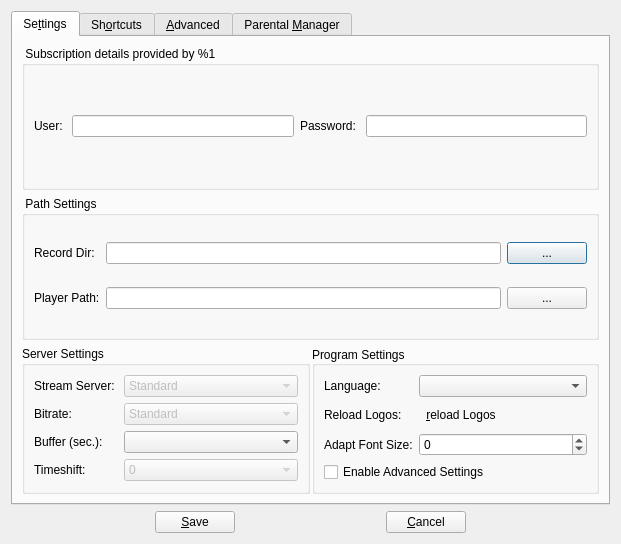
The window that forms/csettingsdlg.ui (Jo2003/vlc_record) describes before a commit, drawn with Qt 5.
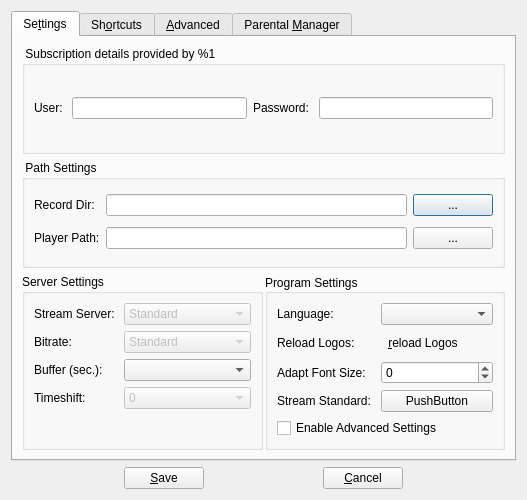
The same window after the commit. The open tabs and pages were chosen to show the change. Icons and pictures are not drawn. Custom widgets are drawn as their Qt base class.

Commit message: start with stream standard stuff

```diff
--- a/forms/csettingsdlg.ui
+++ b/forms/csettingsdlg.ui
@@ -6,8 +6,8 @@
    <rect>
     <x>0</x>
     <y>0</y>
-    <width>621</width>
-    <height>544</height>
+    <width>494</width>
+    <height>483</height>
    </rect>
   </property>
   <property name="windowTitle">
@@ -304,6 +304,20 @@
                 </property>
                </widget>
               </item>
+              <item row="3" column="0">
+               <widget class="QLabel" name="label_25">
+                <property name="text">
+                 <string>Stream Standard: </string>
+                </property>
+               </widget>
+              </item>
+              <item row="3" column="1">
+               <widget class="QPushButton" name="pushStrStd">
+                <property name="text">
+                 <string>PushButton</string>
+                </property>
+               </widget>
+              </item>
              </layout>
             </item>
             <item>
```
Left out of the diff: 24 changed lines with no effect on the pictures. The commit also changes 18 other files.
